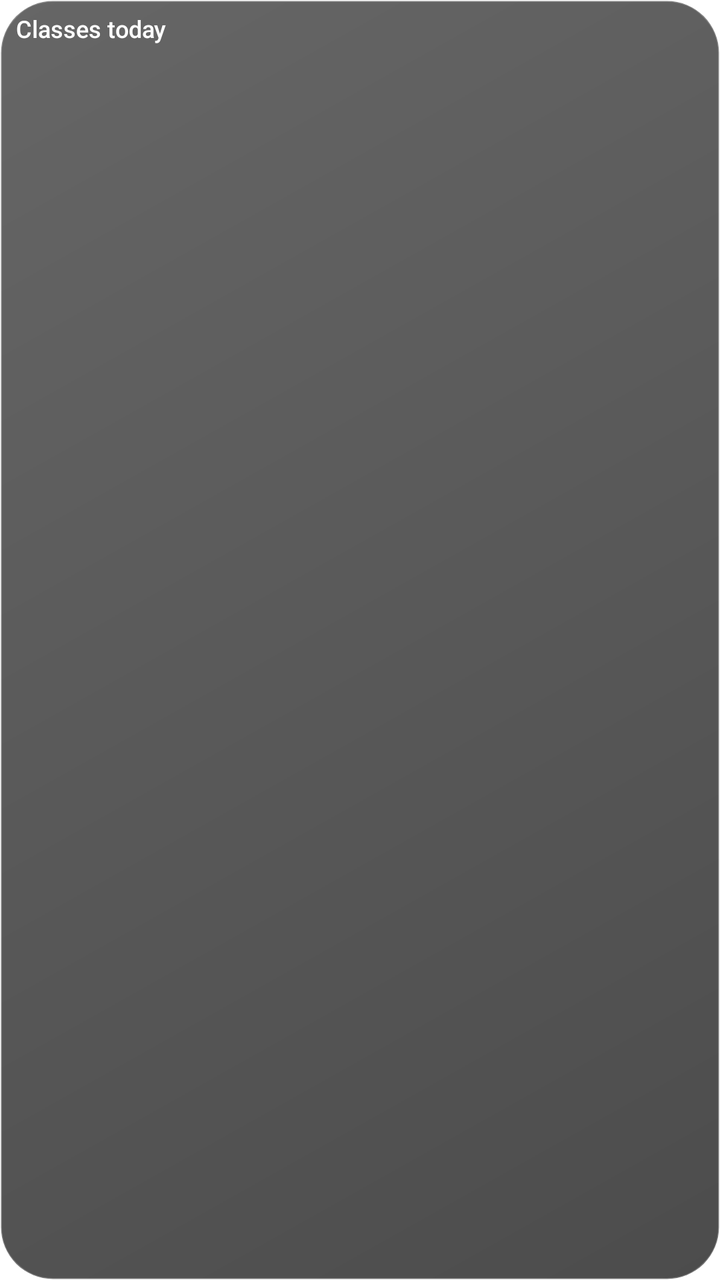
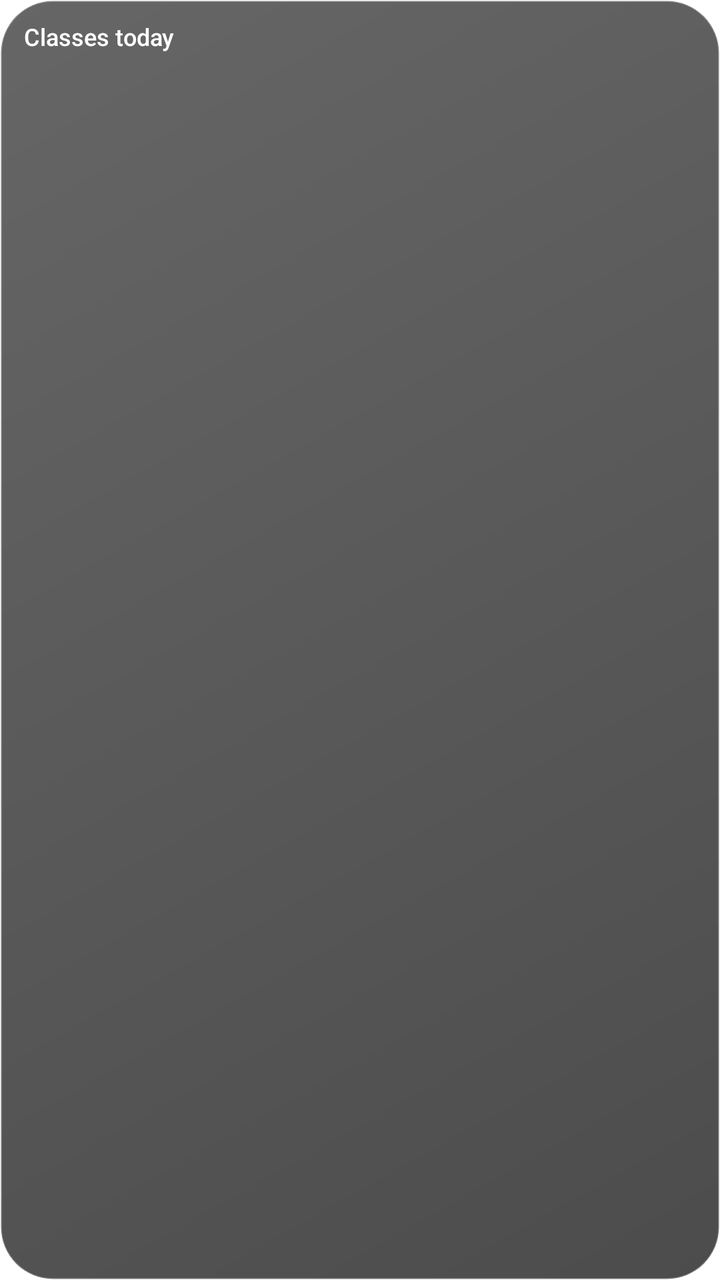

Compare the two renders of this Android layout. The source of the first and the diff that turns it into the second are given below.
<!-- AndroidManifest.xml: fallback theme Theme.MaterialComponents.DayNight.NoActionBar -->
<!-- res/layout/layp_widget_class.xml -->
<?xml version="1.0" encoding="utf-8"?>
<FrameLayout xmlns:android="http://schemas.android.com/apk/res/android" android:id="@+id/layp_class_square" android:layout_width="match_parent" android:layout_height="match_parent">
  <LinearLayout android:id="@+id/layp_class_root" android:layout_width="match_parent" android:layout_height="match_parent" android:orientation="vertical" android:padding="8dp" android:background="@drawable/layp_widget_glass_dark">
    <LinearLayout android:id="@+id/layp_class_header" android:layout_width="match_parent" android:layout_height="wrap_content" android:gravity="center_vertical" android:paddingBottom="4dp">
      <TextView android:layout_width="0dp" android:layout_weight="1" android:layout_height="wrap_content" android:text="Classes today" android:textSize="12sp" android:textColor="#FFFFFF" android:fontFamily="sans-serif-medium" android:includeFontPadding="false" />
      <TextView android:id="@+id/layp_class_header_state" android:layout_width="wrap_content" android:layout_height="wrap_content" android:textSize="9sp" android:textColor="#BFFFFFFF" android:includeFontPadding="false" />
    </LinearLayout>
    <FrameLayout android:layout_width="match_parent" android:layout_height="0dp" android:layout_weight="1">
      <ListView android:id="@+id/layp_class_list" android:layout_width="match_parent" android:layout_height="match_parent" android:divider="@null" android:scrollbars="none" />

      <TextView android:id="@+id/layp_class_empty" android:layout_width="match_parent" android:layout_height="match_parent" android:gravity="center" android:textColor="#CCFFFFFF" android:textSize="12sp" android:visibility="gone" />
    </FrameLayout>
  </LinearLayout>
</FrameLayout>
<!-- resources referenced by this layout -->
<resources>
  <!-- drawable layp_widget_glass_dark (drawable) -->
  <shape xmlns:android="http://schemas.android.com/apk/res/android" android:shape="rectangle">
    <gradient android:angle="135" android:startColor="#B3000000" android:endColor="#99000000" />
    <corners android:radius="26dp" />
    <stroke android:width="1dp" android:color="#38FFFFFF" />
  </shape>
</resources>

<!-- the commit's change to res/layout/layp_widget_class.xml (unified diff, before → after) -->
@@ -1,14 +1,16 @@
 <?xml version="1.0" encoding="utf-8"?>
 <FrameLayout xmlns:android="http://schemas.android.com/apk/res/android" android:id="@+id/layp_class_square" android:layout_width="match_parent" android:layout_height="match_parent">
-  <LinearLayout android:id="@+id/layp_class_root" android:layout_width="match_parent" android:layout_height="match_parent" android:orientation="vertical" android:padding="8dp" android:background="@drawable/layp_widget_glass_dark">
-    <LinearLayout android:id="@+id/layp_class_header" android:layout_width="match_parent" android:layout_height="wrap_content" android:gravity="center_vertical" android:paddingBottom="4dp">
-      <TextView android:layout_width="0dp" android:layout_weight="1" android:layout_height="wrap_content" android:text="Classes today" android:textSize="12sp" android:textColor="#FFFFFF" android:fontFamily="sans-serif-medium" android:includeFontPadding="false" />
-      <TextView android:id="@+id/layp_class_header_state" android:layout_width="wrap_content" android:layout_height="wrap_content" android:textSize="9sp" android:textColor="#BFFFFFFF" android:includeFontPadding="false" />
+  <LinearLayout android:id="@+id/layp_class_root" android:layout_width="match_parent" android:layout_height="match_parent" android:orientation="vertical" android:padding="12dp" android:background="@drawable/layp_widget_glass_dark">
+    <LinearLayout android:id="@+id/layp_class_header" android:layout_width="match_parent" android:layout_height="wrap_content" android:gravity="center_vertical" android:paddingBottom="9dp">
+      <LinearLayout android:layout_width="0dp" android:layout_weight="1" android:layout_height="wrap_content" android:orientation="vertical">
+        <TextView android:layout_width="match_parent" android:layout_height="wrap_content" android:text="Classes today" android:textSize="12sp" android:textColor="#FFFFFF" android:fontFamily="sans-serif-medium" android:includeFontPadding="false" />
+        <TextView android:id="@+id/layp_class_date" android:layout_width="match_parent" android:layout_height="wrap_content" android:layout_marginTop="4dp" android:textSize="9sp" android:textColor="#BFFFFFFF" android:includeFontPadding="false" />
+      </LinearLayout>
+      <TextView android:id="@+id/layp_class_header_state" android:layout_width="wrap_content" android:layout_height="wrap_content" android:layout_marginStart="4dp" android:textSize="9sp" android:textColor="#BFFFFFFF" android:includeFontPadding="false" />
     </LinearLayout>
     <FrameLayout android:layout_width="match_parent" android:layout_height="0dp" android:layout_weight="1">
-      <ListView android:id="@+id/layp_class_list" android:layout_width="match_parent" android:layout_height="match_parent" android:divider="@null" android:scrollbars="none" />
-
-      <TextView android:id="@+id/layp_class_empty" android:layout_width="match_parent" android:layout_height="match_parent" android:gravity="center" android:textColor="#CCFFFFFF" android:textSize="12sp" android:visibility="gone" />
+      <ListView android:id="@+id/layp_class_list" android:layout_width="match_parent" android:layout_height="match_parent" android:divider="@null" android:scrollbars="none" android:clipToPadding="false" android:paddingBottom="4dp" />
+      <TextView android:id="@+id/layp_class_empty" android:layout_width="match_parent" android:layout_height="match_parent" android:gravity="center" android:padding="6dp" android:lineSpacingExtra="5dp" android:textColor="#CCFFFFFF" android:textSize="11sp" android:visibility="gone" />
     </FrameLayout>
   </LinearLayout>
 </FrameLayout>
